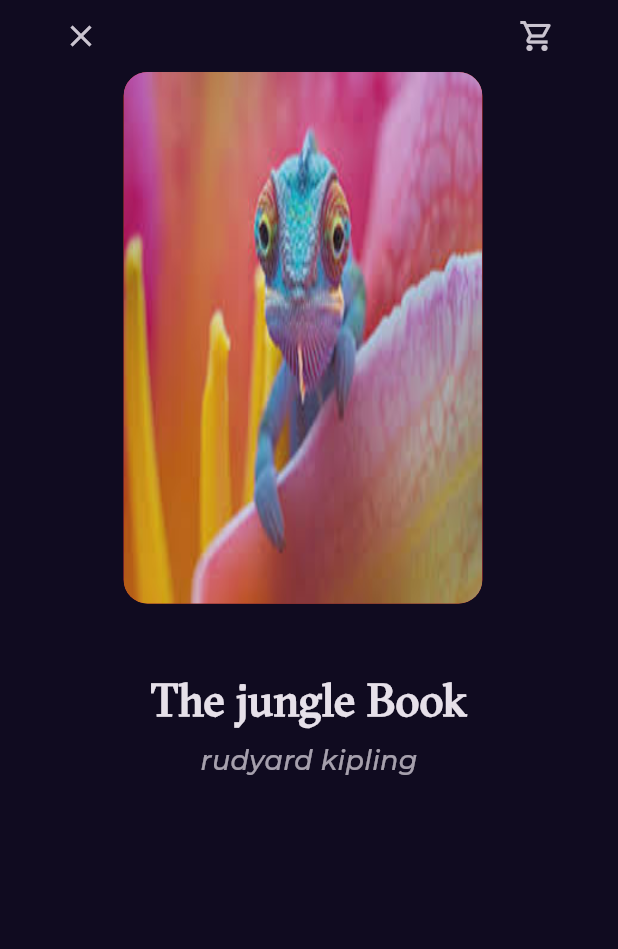
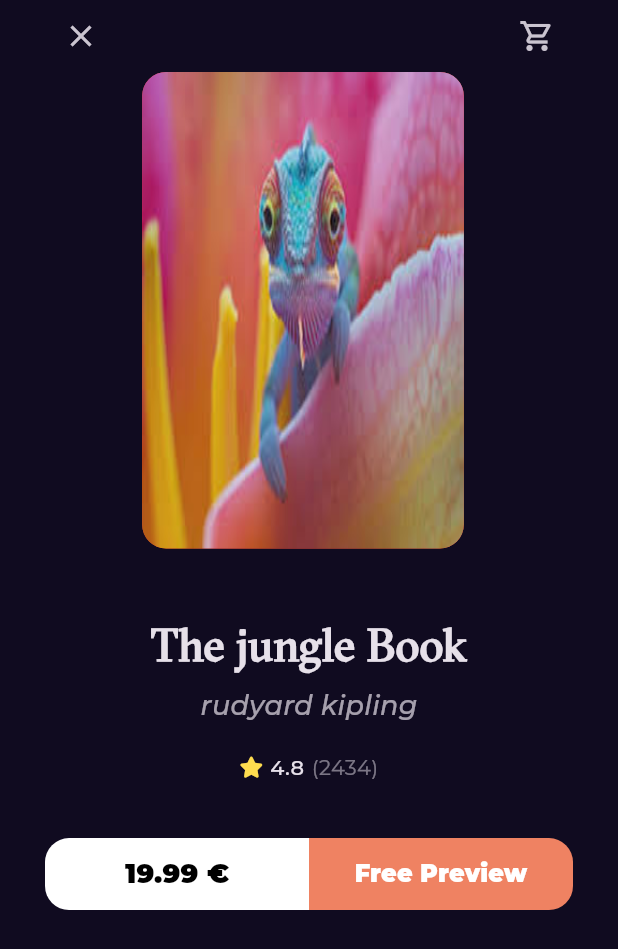
Before and after one commit to oudjoka/Booking_flutter_app, a Flutter app: the BookDetailsView screen opened by its route, on a phone screen of 412 x 824 dp. Shown: the top 949 px of the screen. Run offline on Flutter 3.47's test engine with Material 3 defaults, Android fonts, the phone set to English and light mode, and no system bars; our stand-ins replace font_awesome_flutter, go_router, google_fonts.

Commit message:
create books action

```diff
--- /dev/null
+++ b/lib/core/widgets/custom_button.dart
@@ -0,0 +1,44 @@
+import 'package:booking/core/utils/styles.dart';
+import 'package:flutter/material.dart';
+
+class CustomButton extends StatelessWidget {
+  const CustomButton({
+    super.key,
+    required this.backgroundColor,
+    this.borderRadius,
+    required this.text,
+    required this.textColor,
+    this.fontSize,
+  });
+
+  final Color backgroundColor;
+  final BorderRadius? borderRadius;
+  final String text;
+  final Color textColor;
+  final double? fontSize;
+
+  @override
+  Widget build(BuildContext context) {
+    return SizedBox(
+      height: 48,
+      child: TextButton(
+        onPressed: () {},
+        style: TextButton.styleFrom(
+          backgroundColor: backgroundColor,
+          shape: RoundedRectangleBorder(
+            borderRadius: borderRadius ?? BorderRadius.circular(12),
+          ),
+        ),
+
+        child: Text(
+          text,
+          style: Styles.textStyle18.copyWith(
+            fontWeight: FontWeight.w900,
+            color: textColor,
+            fontSize: fontSize,
+          ),
+        ),
+      ),
+    );
+  }
+}
--- a/lib/features/home/presenataion/view/widgets/book_details_view_body.dart
+++ b/lib/features/home/presenataion/view/widgets/book_details_view_body.dart
@@ -1,4 +1,6 @@
 import 'package:booking/core/utils/styles.dart';
+import 'package:booking/features/home/presenataion/view/widgets/book_rating.dart';
+import 'package:booking/features/home/presenataion/view/widgets/books_action.dart';
 import 'package:booking/features/home/presenataion/view/widgets/custom_book_details_app_bar.dart';
 import 'package:booking/features/home/presenataion/view/widgets/custom_book_image.dart';
 import 'package:flutter/material.dart';
@@ -13,7 +15,7 @@ class BookDetailsViewBody extends StatelessWidget {
       children: [
         CustomBookDetailsAppBar(),
         Padding(
-          padding: EdgeInsets.symmetric(horizontal: width * .2),
+          padding: EdgeInsets.symmetric(horizontal: width * .23),
           child: CustomBookImage(),
         ),
         SizedBox(height: 43),
@@ -32,6 +34,10 @@ class BookDetailsViewBody extends StatelessWidget {
             ),
           ),
         ),
+        SizedBox(height: 18),
+        BookRating(mainAxisAlignment: MainAxisAlignment.center),
+        SizedBox(height: 37),
+        BooksAction(),
       ],
     );
   }
--- a/lib/features/home/presenataion/view/widgets/book_rating.dart
+++ b/lib/features/home/presenataion/view/widgets/book_rating.dart
@@ -3,20 +3,21 @@ import 'package:flutter/material.dart';
 import 'package:font_awesome_flutter/font_awesome_flutter.dart';
 
 class BookRating extends StatelessWidget {
-  const BookRating({super.key});
-
+  const BookRating({
+    super.key,
+    this.mainAxisAlignment = MainAxisAlignment.start,
+  });
+  final MainAxisAlignment mainAxisAlignment;
   @override
   Widget build(BuildContext context) {
     return Row(
+      mainAxisAlignment: mainAxisAlignment,
       children: [
-        Icon(FontAwesomeIcons.solidStar, color: Color(0xFFFFDD4F)),
+        Icon(FontAwesomeIcons.solidStar, color: Color(0xFFFFDD4F), size: 14),
         SizedBox(width: 6.3),
         Text('4.8', style: Styles.textStyle16),
         SizedBox(width: 5),
-        Text(
-          '(2434)',
-          style: Styles.textStyle14.copyWith(color: Color(0xFF707070)),
-        ),
+        Opacity(opacity: 0.5, child: Text('(2434)', style: Styles.textStyle14)),
       ],
     );
   }
--- /dev/null
+++ b/lib/features/home/presenataion/view/widgets/books_action.dart
@@ -0,0 +1,40 @@
+import 'package:booking/core/widgets/custom_button.dart';
+import 'package:flutter/material.dart';
+
+class BooksAction extends StatelessWidget {
+  const BooksAction({super.key});
+
+  @override
+  Widget build(BuildContext context) {
+    return Padding(
+      padding: const EdgeInsets.symmetric(horizontal: 30),
+      child: Row(
+        children: [
+          Expanded(
+            child: CustomButton(
+              backgroundColor: Colors.white,
+              text: '19.99 €',
+              textColor: Colors.black,
+              borderRadius: BorderRadius.only(
+                topLeft: Radius.circular(16),
+                bottomLeft: Radius.circular(16),
+              ),
+            ),
+          ),
+          Expanded(
+            child: CustomButton(
+              backgroundColor: Color(0xFFEF8262),
+              text: 'Free Preview',
+              textColor: Colors.white,
+              fontSize: 16,
+              borderRadius: BorderRadius.only(
+                topRight: Radius.circular(16),
+                bottomRight: Radius.circular(16),
+              ),
+            ),
+          ),
+        ],
+      ),
+    );
+  }
+}
```
